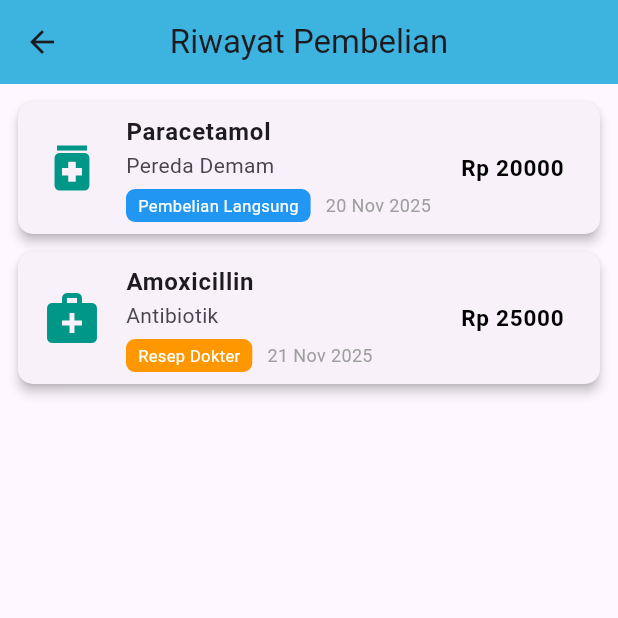
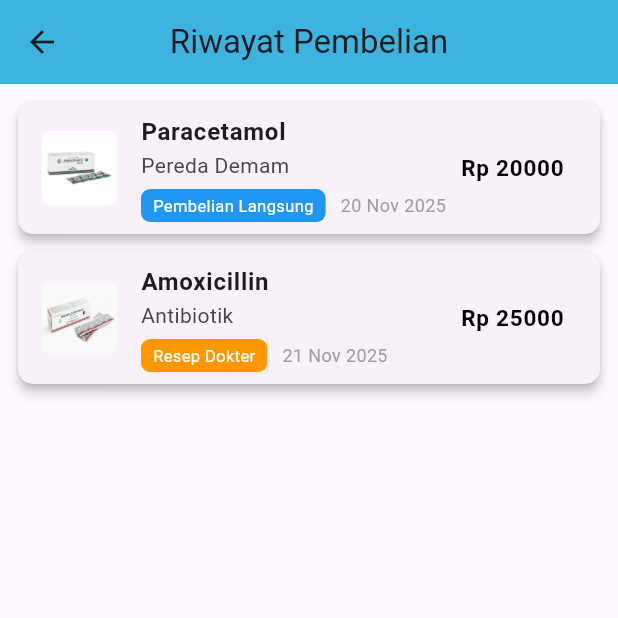
Before and after one commit to HildaKholifah/UTSPAM_D_IF5B_0706, a Flutter app: the RiwayatPembelianPage screen opened directly with empty values, on a phone screen of 412 x 824 dp, the top half of it. Run offline on Flutter 3.47's test engine with Material 3 defaults, Android fonts, the phone set to English and light mode, and no system bars; our stand-ins replace image_picker, sqflite; accounts and stored records are empty.

Commit message:
Mengubah tampilan obat dari ikon menjadi gambar

```diff
--- a/lib/presentation/riwayat_pembelian_page.dart
+++ b/lib/presentation/riwayat_pembelian_page.dart
@@ -9,11 +9,7 @@ class RiwayatPembelianPage extends StatefulWidget {
   final Map<String, dynamic>? transaksiBaru;
   final String username;
 
-  RiwayatPembelianPage({
-    Key? key,
-    this.transaksiBaru,
-    required this.username,
-  });
+  RiwayatPembelianPage({Key? key, this.transaksiBaru, required this.username});
 
   @override
   State<RiwayatPembelianPage> createState() => _RiwayatPembelianPageState();
@@ -25,7 +21,7 @@ class _RiwayatPembelianPageState extends State<RiwayatPembelianPage> {
       "nama": "Paracetamol",
       "kategori": "Pereda Demam",
       "total": 20000,
-      "gambar": Icons.medication,
+      "gambar": "assets/obat/Paracetamol.png",
       "metode": "langsung",
       "tanggal": "20 Nov 2025",
     },
@@ -33,7 +29,7 @@ class _RiwayatPembelianPageState extends State<RiwayatPembelianPage> {
       "nama": "Amoxicillin",
       "kategori": "Antibiotik",
       "total": 25000,
-      "gambar": Icons.medical_services,
+      "gambar": "assets/obat/Amoxicillin.png",
       "metode": "resep",
       "tanggal": "21 Nov 2025",
     },
@@ -63,7 +59,9 @@ class _RiwayatPembelianPageState extends State<RiwayatPembelianPage> {
           onPressed: () {
             Navigator.pushReplacement(
               context,
-              MaterialPageRoute(builder: (context) => HomePage(username: widget.username)),
+              MaterialPageRoute(
+                builder: (context) => HomePage(username: widget.username),
+              ),
             );
           },
         ),
@@ -81,7 +79,15 @@ class _RiwayatPembelianPageState extends State<RiwayatPembelianPage> {
             ),
             margin: const EdgeInsets.only(bottom: 12),
             child: ListTile(
-              leading: Icon(data["gambar"], size: 40, color: Colors.teal),
+              leading: ClipRRect(
+                borderRadius: BorderRadius.circular(6),
+                child: Image.asset(
+                  data["gambar"],
+                  width: 50,
+                  height: 50,
+                  fit: BoxFit.cover,
+                ),
+              ),
               title: Text(
                 data["nama"],
                 style: const TextStyle(fontWeight: FontWeight.bold),
```
